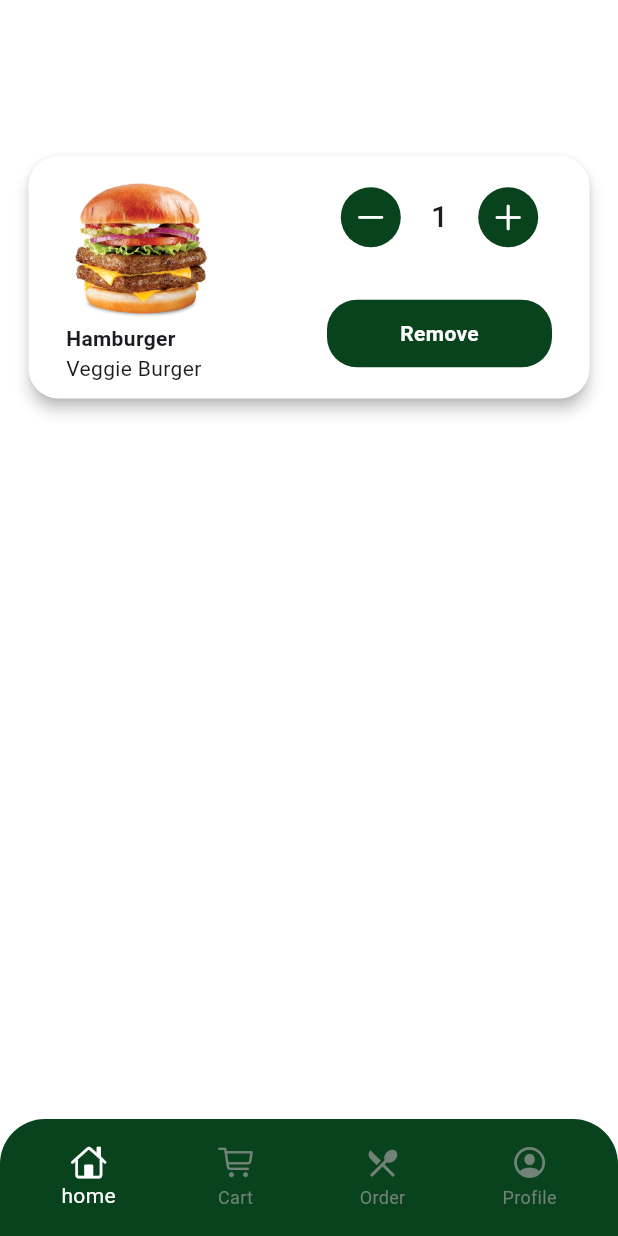
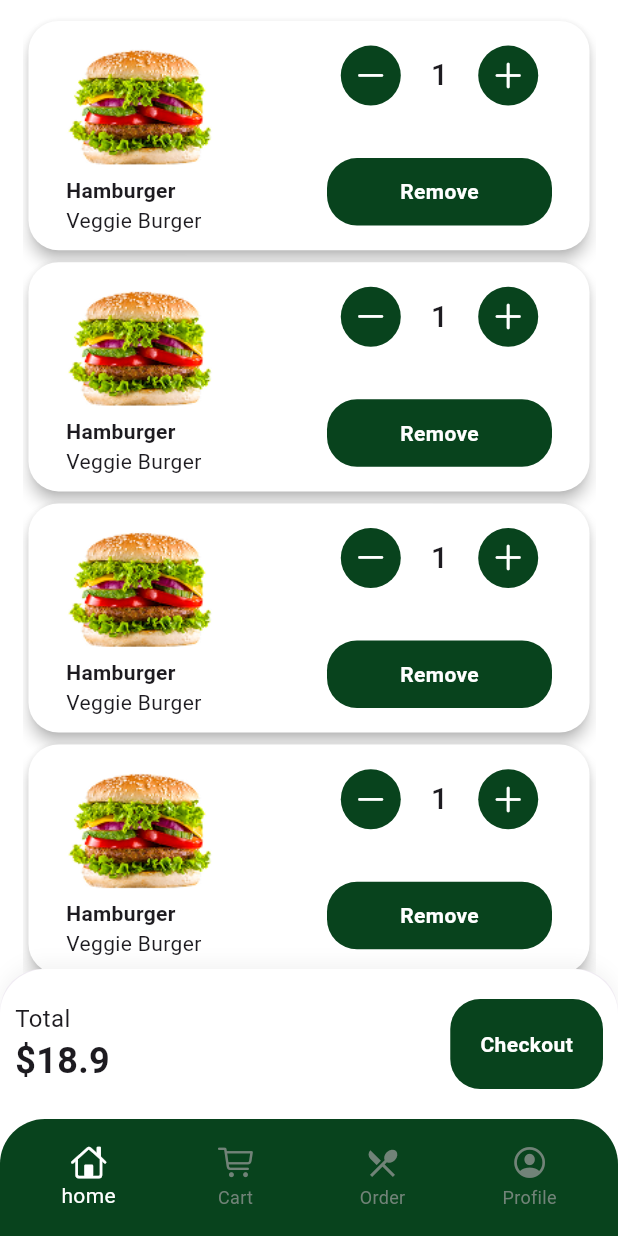
Before and after one commit to Mostafaghozy/AuraEats, a Flutter app: the screen it shows after launch, swiped to page 2, on a phone screen of 412 x 824 dp. Run offline on Flutter 3.47's test engine with Material 3 defaults, Android fonts, the phone set to English and light mode, and no system bars; our stand-ins replace flutter_svg, gap, lottie.

Commit message:
complete cart view

```diff
--- a/lib/features/cart/views/cart_view.dart
+++ b/lib/features/cart/views/cart_view.dart
@@ -6,23 +6,92 @@ import 'package:flutter/cupertino.dart';
 import 'package:flutter/material.dart';
 import 'package:gap/gap.dart';
 
-class CartView extends StatelessWidget {
+class CartView extends StatefulWidget {
   const CartView({super.key});
+
+  @override
+  State<CartView> createState() => _CartViewState();
+}
+
+class _CartViewState extends State<CartView> {
+  late List<int> quantities;
+  final int itemCount = 20;
+
+  @override
+  void initState() {
+    quantities = List.generate(itemCount, (_) => 1);
+    super.initState();
+  }
+
+  void onAdd(int index) {
+    setState(() {
+      quantities[index]++;
+    });
+  }
+
+  void onMin(int index) {
+    setState(() {
+      if (quantities[index] > 1) {
+        quantities[index]--;
+      }
+    });
+  }
 
   @override
   Widget build(BuildContext context) {
     return Scaffold(
+      appBar: AppBar(
+        toolbarHeight: 0,
+        scrolledUnderElevation: 0,
+        backgroundColor: Colors.white,
+      ),
       body: Padding(
         padding: const EdgeInsets.symmetric(horizontal: 15.0),
-        child: Column(
-          children: [
-            Gap(100),
-            CartItem(
+        child: ListView.builder(
+          padding: EdgeInsets.only(bottom: 120, top: 10),
+          itemCount: itemCount,
+          itemBuilder: (context, index) {
+            return CartItem(
               image: 'assets/home/test.png',
               text: 'Hamburger',
               desc: 'Veggie Burger',
-              num: 1,
+              num: quantities[index],
+              onAdd: () => onAdd(index),
+              onMin: () => onMin(index),
+            );
+          },
+        ),
+      ),
+      bottomSheet: Container(
+        padding: EdgeInsets.all(10),
+        height: 100,
+        width: double.infinity,
+        decoration: BoxDecoration(
+          color: Colors.white,
+          borderRadius: BorderRadius.only(
+            topLeft: Radius.circular(30),
+            topRight: Radius.circular(30),
+          ),
+          boxShadow: [
+            BoxShadow(
+              color: Colors.black.withOpacity(0.05),
+              blurRadius: 10,
+              offset: Offset(0, -3),
             ),
+          ],
+        ),
+        child: Row(
+          mainAxisAlignment: MainAxisAlignment.spaceBetween,
+          children: [
+            Column(
+              crossAxisAlignment: CrossAxisAlignment.start,
+              mainAxisAlignment: MainAxisAlignment.center,
+              children: [
+                CustomText(text: "Total", size: 16),
+                CustomText(text: "\$18.9", size: 24, weight: FontWeight.bold),
+              ],
+            ),
+            CustomButton(text: "Checkout", onTap: () {}),
           ],
         ),
       ),
--- a/lib/features/product/views/product_details_view.dart
+++ b/lib/features/product/views/product_details_view.dart
@@ -85,11 +85,11 @@ class _ProductDetailsViewState extends State<ProductDetailsView> {
                   Column(
                     crossAxisAlignment: CrossAxisAlignment.start,
                     children: [
-                      CustomText(text: "Total", size: 20),
+                      CustomText(text: "Total", size: 16),
 
                       CustomText(
                         text: "\$18.9",
-                        size: 25,
+                        size: 24,
                         weight: FontWeight.bold,
                       ),
                     ],
--- a/lib/shared/custom_button.dart
+++ b/lib/shared/custom_button.dart
@@ -13,6 +13,7 @@ class CustomButton extends StatelessWidget {
       onTap: onTap,
       child: Container(
         padding: EdgeInsets.symmetric(horizontal: 20, vertical: 15),
+        height: 60,
         decoration: BoxDecoration(
           color: AppColors.primary,
           borderRadius: BorderRadius.circular(20),
```
Also changed, not shown: assets/home/test.png.
